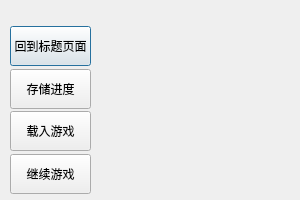
The window that Fake-Link/pausedialog.ui (Fancyyyf/Fake-Link-25Sep-VacationWork-) describes before a commit, drawn with Qt 5.
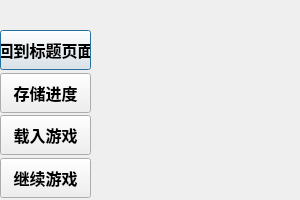
The same window after the commit.

Patch:
```diff
--- a/Fake-Link/pausedialog.ui
+++ b/Fake-Link/pausedialog.ui
@@ -16,9 +16,9 @@
   <widget class="QWidget" name="verticalLayoutWidget">
    <property name="geometry">
     <rect>
-     <x>10</x>
-     <y>26</y>
-     <width>81</width>
+     <x>0</x>
+     <y>30</y>
+     <width>91</width>
      <height>168</height>
     </rect>
    </property>
@@ -34,6 +34,13 @@
         <height>40</height>
        </size>
       </property>
+      <property name="font">
+       <font>
+        <family>瑞美加张清平硬笔行书</family>
+        <pointsize>12</pointsize>
+        <bold>true</bold>
+       </font>
+      </property>
       <property name="text">
        <string>回到标题页面</string>
       </property>
@@ -60,6 +67,13 @@
         <height>40</height>
        </size>
       </property>
+      <property name="font">
+       <font>
+        <family>瑞美加张清平硬笔行书</family>
+        <pointsize>12</pointsize>
+        <bold>true</bold>
+       </font>
+      </property>
       <property name="text">
        <string>存储进度</string>
       </property>
@@ -86,6 +100,13 @@
         <height>40</height>
        </size>
       </property>
+      <property name="font">
+       <font>
+        <family>瑞美加张清平硬笔行书</family>
+        <pointsize>12</pointsize>
+        <bold>true</bold>
+       </font>
+      </property>
       <property name="text">
        <string>载入游戏</string>
       </property>
@@ -112,6 +133,13 @@
         <height>40</height>
        </size>
       </property>
+      <property name="font">
+       <font>
+        <family>瑞美加张清平硬笔行书</family>
+        <pointsize>12</pointsize>
+        <bold>true</bold>
+       </font>
+      </property>
       <property name="text">
        <string>继续游戏</string>
       </property>
```
